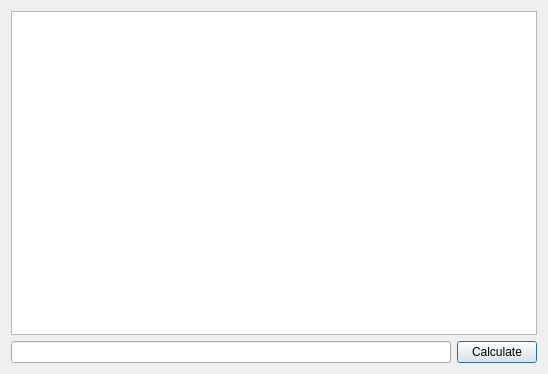
Before: the Qt Designer form demo/widget.ui in dbzhang800/ExamplesForQLALR, drawn with Qt 5.
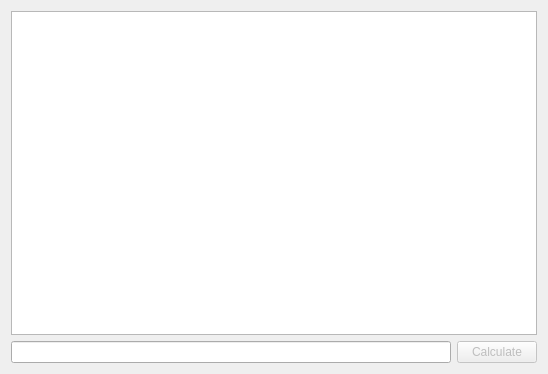
After: the same form once the commit is applied.

Commit message: Disable the button when input is empty

```diff
--- a/demo/widget.ui
+++ b/demo/widget.ui
@@ -31,6 +31,9 @@
      </item>
      <item>
       <widget class="QPushButton" name="calculateButton">
+       <property name="enabled">
+        <bool>false</bool>
+       </property>
        <property name="text">
         <string>Calculate</string>
        </property>
```
The commit also changes 2 other files.
